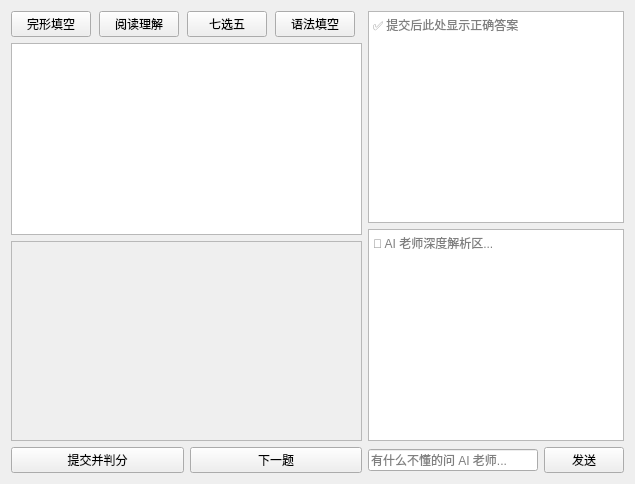
First picture: the form in resources/page_gaokao.ui, repository andrezha/EngMaster-AI-Agent, before the edit.
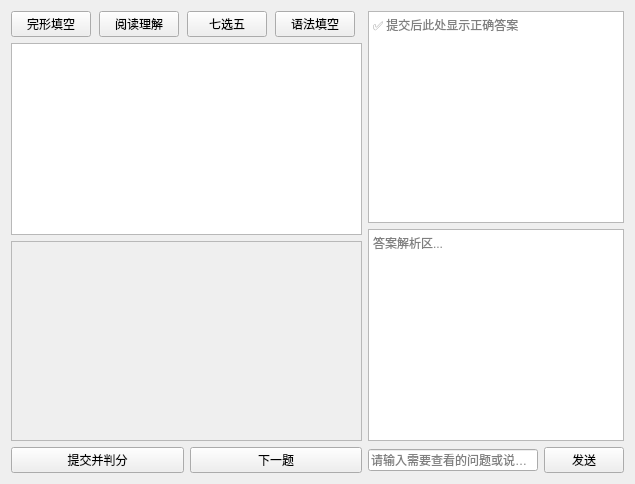
Second picture: the form after the edit.

```diff
--- a/resources/page_gaokao.ui
+++ b/resources/page_gaokao.ui
@@ -43,7 +43,7 @@
      <item>
       <widget class="QTextEdit" name="gk_ai_display">
        <property name="readOnly"><bool>true</bool></property>
-       <property name="placeholderText"><string>🤖 AI 老师深度解析区...</string></property>
+       <property name="placeholderText"><string>答案解析区...</string></property>
       </widget>
      </item>
      
@@ -51,7 +51,7 @@
       <layout class="QHBoxLayout" name="gk_chat_input_row">
        <item>
         <widget class="QLineEdit" name="gk_chat_input">
-         <property name="placeholderText"><string>有什么不懂的问 AI 老师...</string></property>
+         <property name="placeholderText"><string>请输入需要查看的问题或说明...</string></property>
         </widget>
        </item>
        <item>
```
